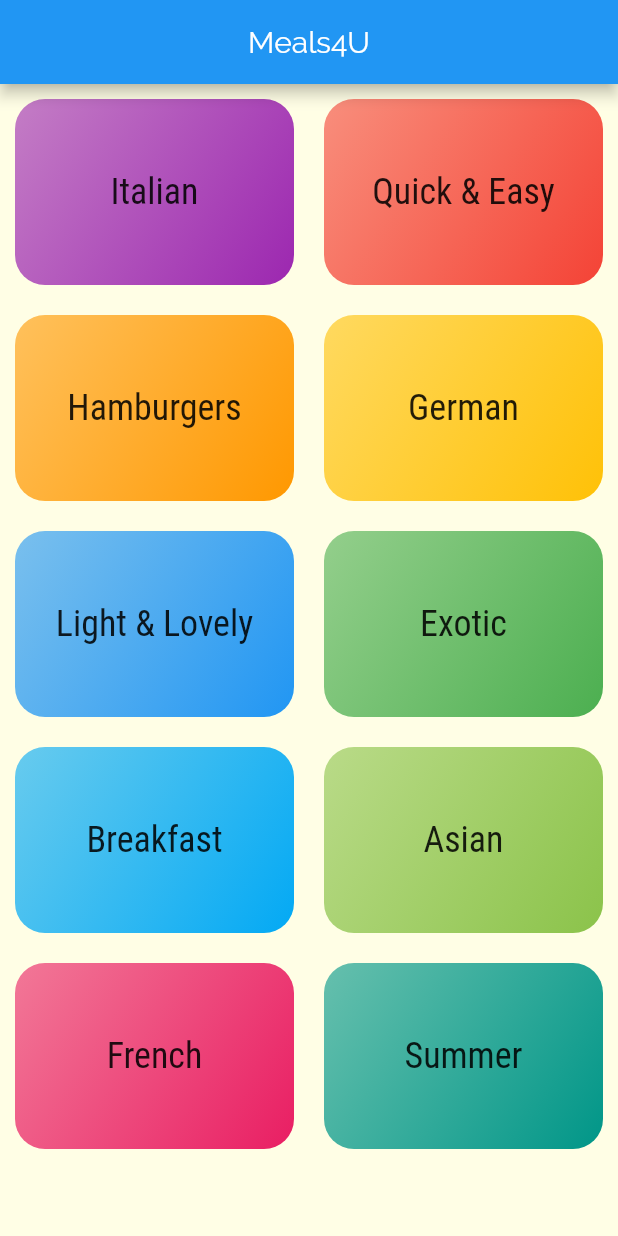
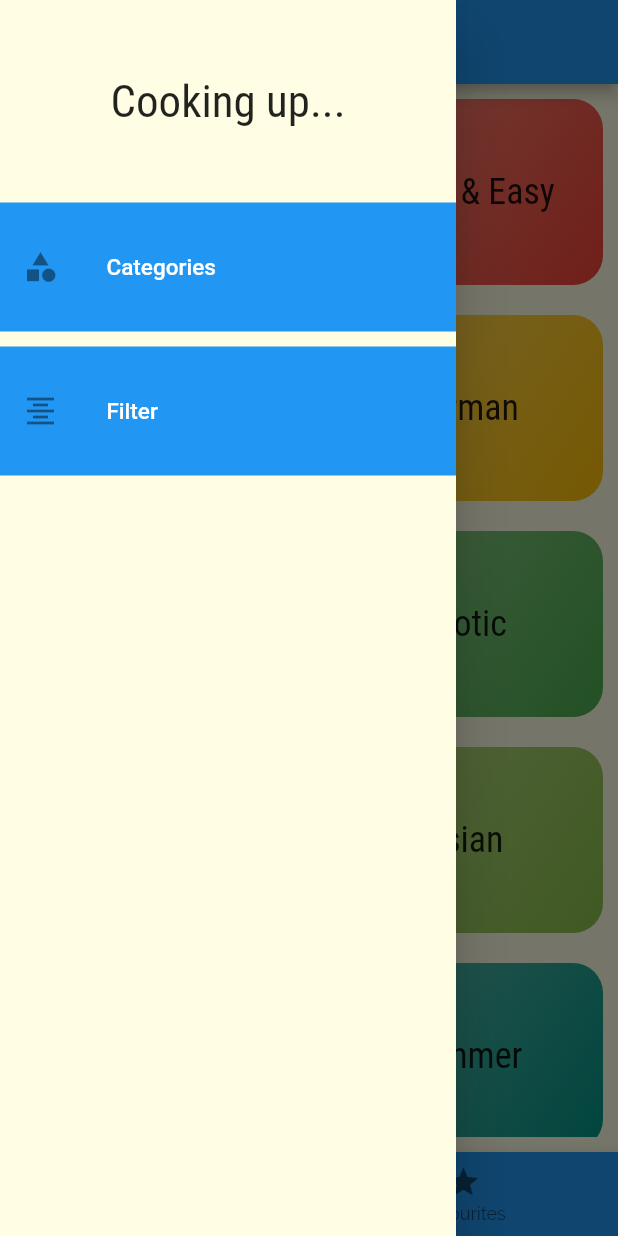
Before and after one commit to sakshamarora10/find_your_meal, a Flutter app: the screen it shows after launch, with the side drawer open (before the commit the screen has no drawer), on a phone screen of 412 x 824 dp. Run offline on Flutter 3.47's test engine with Material 2 defaults, Android fonts, the phone set to English and light mode, and no system bars.

Commit message:
Complete Project

```diff
--- a/lib/main.dart
+++ b/lib/main.dart
@@ -1,15 +1,68 @@
-
 import 'package:flutter/material.dart';
 import './screens/categories_screen.dart';
 import './screens/meals_screen.dart';
+import './screens/mealdetailscreen.dart';
+import './screens/tabbarscreen.dart';
+import './screens/filter.dart';
+import './dummydata.dart';
+import './models/meals.dart';
 
-void main(){
-  runApp(MaterialApp(
+void main() {
+  runApp(MyApp());
+}
+
+class MyApp extends StatefulWidget {
+  @override
+  _MyAppState createState() => _MyAppState();
+}
+
+class _MyAppState extends State<MyApp> {
+  Map<String, bool> _filter = {
+    'gluten': false,
+    'lactose': false,
+    'vegan': false,
+    'vegetarian': false,
+  };
+  List<Meal> selectedMeals = DUMMY_MEALS;
+  void setFilters(Map<String, bool> filters, BuildContext context) {
+    setState(() {
+      _filter = filters;
+      selectedMeals = DUMMY_MEALS.where((item) {
+        if (_filter['gluten'] && !item.isGlutenFree) return false;
+        if (_filter['vegan'] && !item.isVegan) return false;
+        if (_filter['vegetarian'] && !item.isVegetarian) return false;
+        if (_filter['lactose'] && !item.isLactoseFree) return false;
+        return true;
+      }).toList();
+    });
+    Navigator.of(context).pushReplacementNamed('/');
+  }
+
+  List<Meal> favouriteList = [];
+  void toggleFavourites(String id) {
+    int favouriteIndex = favouriteList.indexOf(DUMMY_MEALS
+        .firstWhere((item) => item.id == id)); //returns -1 if not found
+    setState(() {
+      if (favouriteIndex >= 0)
+        favouriteList.removeAt(favouriteIndex);
+      else
+        favouriteList.add(DUMMY_MEALS.firstWhere((item) => item.id == id));
+    });
+  }
+  bool checkFavourite(String id){
+    return favouriteList.any((item)=>item.id==id);
+  }
+
+  @override
+  Widget build(BuildContext context) {
+    return MaterialApp(
       routes: {
-      '/':(context)=> Categories(),
-      Meals.routename:(context)=> Meals(),
+        '/': (context) => ShowTabBar(favouriteList),
+        Meals.routename: (context) => Meals(selectedMeals),
+        MealDetails.routename: (context) => MealDetails(toggleFavourites,checkFavourite),
+        Filters.routename: (context) => Filters(_filter, setFilters),
       },
-    title: "meal app" ,
+      title: "meal app",
       theme: ThemeData(
           fontFamily: 'Raleway',
           canvasColor: Color.fromRGBO(255, 254, 229, 1),
@@ -20,11 +73,10 @@ void main(){
               title: TextStyle(
                 fontSize: 24,
                 fontFamily: 'RobotoCondensed',
-        )
-      )
-    ),
-    onGenerateRoute: (settings){
-      return MaterialPageRoute(builder: (context)=> Categories());
+              ))),
+      onGenerateRoute: (settings) {
+        return MaterialPageRoute(builder: (context) => Categories());
       },
-  ));
+    );
   }
+}
--- a/lib/screens/categories_screen.dart
+++ b/lib/screens/categories_screen.dart
@@ -1,3 +1,4 @@
+import 'package:find_your_meal/models/meals.dart';
 import 'package:flutter/material.dart';
 import '../dummydata.dart';
 import '../widgets/disp_categories.dart';
@@ -5,10 +6,6 @@ class Categories extends StatelessWidget {
   @override
   Widget build(BuildContext context) {
     return Scaffold(
-      appBar: AppBar(
-        title: Text("Meals4U"),
-        centerTitle: true,
-      ),
       body: Padding(
         padding: const EdgeInsets.all(10),
         child: GridView(
--- a/lib/screens/meals_screen.dart
+++ b/lib/screens/meals_screen.dart
@@ -1,15 +1,16 @@
-import 'package:find_your_meal/dummydata.dart';
 import 'package:flutter/material.dart';
 import '../models/meals.dart';
 import '../widgets/disp_meals.dart';
 class Meals extends StatelessWidget {
+  final List<Meal> selectedMeals;
+  Meals(this.selectedMeals);
   static const routename='/meals_screen';
   @override
   Widget build(BuildContext context) {
     final args=ModalRoute.of(context).settings.arguments as Map<String,String>;
     final categoryTitle=args['title'];
     final categoryId=args['id'];
-    final List<Meal> selectedMeals= DUMMY_MEALS.where((item){
+    final List<Meal> selectedMeals= this.selectedMeals.where((item){
       return item.categories.contains(categoryId);
     }).toList();
     return Scaffold(
--- /dev/null
+++ b/lib/screens/tabbarscreen.dart
@@ -0,0 +1,61 @@
+import 'package:find_your_meal/models/meals.dart';
+import 'package:flutter/material.dart';
+import './categories_screen.dart';
+import './favourites.dart';
+import '../widgets/showdrawer.dart';
+
+class ShowTabBar extends StatefulWidget {
+  final List<Meal> favouriteList;
+  ShowTabBar(this.favouriteList);
+  @override
+  _ShowTabBarState createState() => _ShowTabBarState();
+}
+
+class _ShowTabBarState extends State<ShowTabBar> {
+  List<Widget> showTab;
+  List<String> showAppbarText = ['Categories', 'Favourites'];
+  int selectedIndex = 0;
+  @override
+  void initState() {
+    showTab = [
+      Categories(),
+      Favourites(widget.favouriteList),
+    ];
+
+    super.initState();
+  }
+
+  void selectedItem(index) {
+    setState(() {
+      selectedIndex = index;
+    });
+  }
+
+  @override
+  Widget build(BuildContext context) {
+    return Scaffold(
+      appBar: AppBar(
+        title: Text('${showAppbarText[selectedIndex].toUpperCase()} '),
+        centerTitle: true,
+      ),
+      drawer: ShowDrawer(),
+      body: showTab[selectedIndex],
+      bottomNavigationBar: BottomNavigationBar(
+        items: [
+          BottomNavigationBarItem(
+            icon: Icon(Icons.category),
+            title: Text("Categories"),
+          ),
+          BottomNavigationBarItem(
+            icon: Icon(Icons.star),
+            title: Text("Favourites"),
+          ),
+        ],
+        backgroundColor: Theme.of(context).primaryColor,
+        onTap: selectedItem,
+        currentIndex: selectedIndex,
+        selectedItemColor: Colors.white,
+      ),
+    );
+  }
+}
--- /dev/null
+++ b/lib/widgets/showdrawer.dart
@@ -0,0 +1,53 @@
+import '../screens/filter.dart';
+import 'package:flutter/material.dart';
+
+class ShowDrawer extends StatelessWidget {
+  Widget listTileBuilder(IconData icon,String text,Function onTap) {
+    return Container(
+      margin: EdgeInsets.only(bottom: 10),
+      color: Colors.blue,
+      child: ListTile(
+        contentPadding: EdgeInsets.all(15),
+        leading: Icon(icon),
+        title: Text(text,
+        style: TextStyle(
+          fontSize: 15,
+          color: Colors.white,
+        ),),
+        onTap: onTap,
+      ),
+    );
+  }
+
+  @override
+  Widget build(BuildContext context) {
+    return Drawer(
+      child: Column(
+        children: <Widget>[
+          Container(
+            padding: EdgeInsets.all(50),
+            alignment: Alignment.center,
+            child: Text(
+              "Cooking up...",
+              style: Theme.of(context).textTheme.title.copyWith(
+                fontSize: 30,
+              ),
+            ),
+          ),
+          listTileBuilder(
+            Icons.category,
+            'Categories',
+            (){
+              Navigator.of(context).pushReplacementNamed('/');
+            }),
+          listTileBuilder(
+            Icons.format_align_center,
+            'Filter',
+            (){
+              Navigator.of(context).pushReplacementNamed(Filters.routename);
+            }),
+        ],
+      ),
+    );
+  }
+}
```
Also changed, not shown: lib/screens/favourites.dart (added, +32 -0 lines), lib/screens/filter.dart (added, +79 -0 lines), lib/screens/mealdetailscreen.dart (added, +125 -0 lines), lib/screens/tabbarscreen2.dart (added, +29 -0 lines), lib/widgets/disp_meals.dart (+7 -0 lines). Lines whose indentation alone changed are shown as unchanged.
